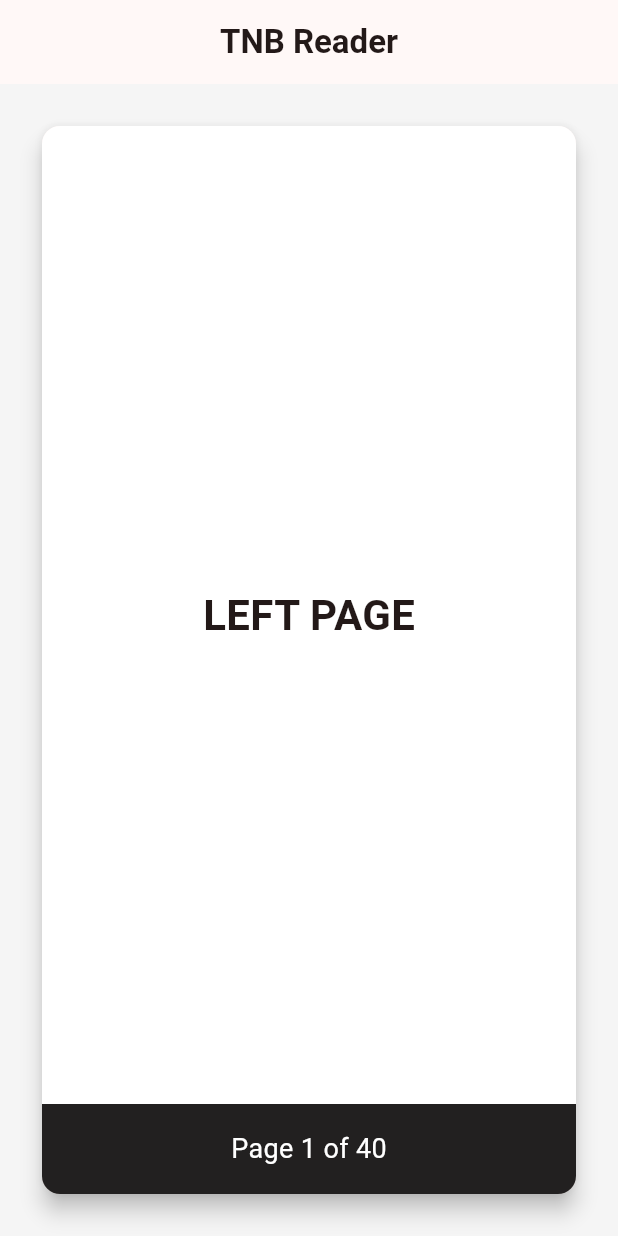
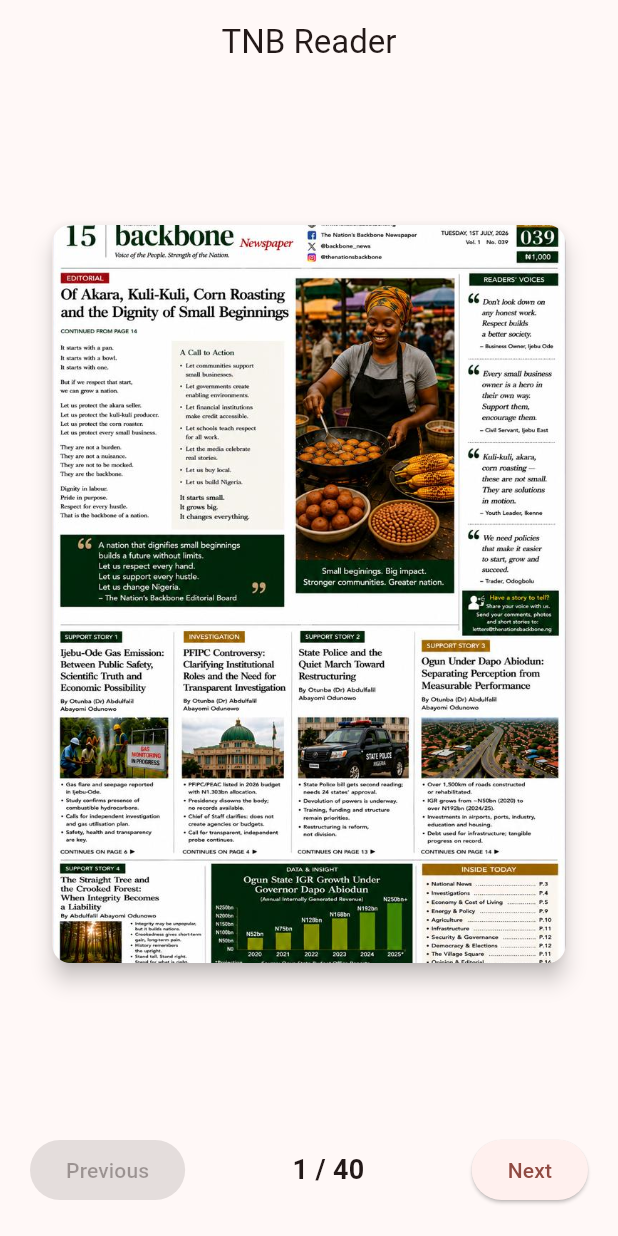
Before and after one commit to maxidevapps/tnb_reader, a Flutter app: the screen it shows after launch, on a phone screen of 412 x 824 dp. Run offline on Flutter 3.47's test engine with Material 3 defaults, Android fonts, the phone set to English and light mode, and no system bars.

Commit message:
Add magazine asset loading and responsive page viewer

```diff
--- /dev/null
+++ b/lib/features/reader/models/page_model.dart
@@ -0,0 +1,9 @@
+class PageModel {
+  final int pageNumber;
+  final String imagePath;
+
+  const PageModel({
+    required this.pageNumber,
+    required this.imagePath,
+  });
+}
--- /dev/null
+++ b/lib/features/reader/reader_screen.dart
@@ -0,0 +1,96 @@
+import 'package:flutter/material.dart';
+
+import 'models/page_model.dart';
+import 'services/reader_controller.dart';
+import 'widgets/page_spread.dart';
+
+class ReaderScreen extends StatefulWidget {
+  const ReaderScreen({super.key});
+
+  @override
+  State<ReaderScreen> createState() => _ReaderScreenState();
+}
+
+class _ReaderScreenState extends State<ReaderScreen> {
+  final ReaderController controller = ReaderController();
+
+  final List<PageModel> pages = List.generate(
+    40,
+    (index) => PageModel(
+      pageNumber: index + 1,
+      imagePath: '',
+    ),
+  );
+
+  @override
+  void initState() {
+    super.initState();
+    controller.addListener(_refresh);
+  }
+
+  @override
+  void dispose() {
+    controller.removeListener(_refresh);
+    controller.dispose();
+    super.dispose();
+  }
+
+  void _refresh() {
+    setState(() {});
+  }
+
+  @override
+  Widget build(BuildContext context) {
+    final page = pages[controller.currentPage - 1];
+
+    return Scaffold(
+      appBar: AppBar(
+        title: const Text('TNB Reader'),
+        centerTitle: true,
+      ),
+      body: Column(
+        children: [
+          Expanded(
+  child: PageSpread(
+    currentPage: page,
+    nextPage: controller.currentPage < pages.length
+        ? pages[controller.currentPage]
+        : null,
+  ),
+),
+          Padding(
+            padding: const EdgeInsets.symmetric(
+              horizontal: 20,
+              vertical: 20,
+            ),
+            child: Row(
+              children: [
+                ElevatedButton(
+                  onPressed: controller.currentPage == 1
+                      ? null
+                      : controller.previousPage,
+                  child: const Text('Previous'),
+                ),
+                const Spacer(),
+                Text(
+                  '${controller.currentPage} / ${pages.length}',
+                  style: const TextStyle(
+                    fontSize: 18,
+                    fontWeight: FontWeight.bold,
+                  ),
+                ),
+                const Spacer(),
+                ElevatedButton(
+                  onPressed: controller.currentPage == pages.length
+                      ? null
+                      : () => controller.nextPage(pages.length),
+                  child: const Text('Next'),
+                ),
+              ],
+            ),
+          ),
+        ],
+      ),
+    );
+  }
+}
--- /dev/null
+++ b/lib/features/reader/services/reader_controller.dart
@@ -0,0 +1,26 @@
+import 'package:flutter/material.dart';
+
+class ReaderController extends ChangeNotifier {
+  int _currentPage = 1;
+
+  int get currentPage => _currentPage;
+
+  void nextPage(int totalPages) {
+    if (_currentPage < totalPages) {
+      _currentPage++;
+      notifyListeners();
+    }
+  }
+
+  void previousPage() {
+    if (_currentPage > 1) {
+      _currentPage--;
+      notifyListeners();
+    }
+  }
+
+  void jumpToPage(int page) {
+    _currentPage = page;
+    notifyListeners();
+  }
+}
--- /dev/null
+++ b/lib/features/reader/widgets/page_card.dart
@@ -0,0 +1,38 @@
+import 'package:flutter/material.dart';
+
+class PageCard extends StatelessWidget {
+  final int pageNumber;
+
+  const PageCard({
+    super.key,
+    required this.pageNumber,
+  });
+
+  @override
+  Widget build(BuildContext context) {
+    final imagePath =
+        'assets/magazines/demo/page_${pageNumber.toString().padLeft(3, '0')}.jpeg';
+
+    return Card(
+      elevation: 6,
+      clipBehavior: Clip.antiAlias,
+      child: Image.asset(
+        imagePath,
+        fit: BoxFit.cover,
+        errorBuilder: (context, error, stackTrace) {
+          return Container(
+            color: Colors.grey.shade300,
+            alignment: Alignment.center,
+            child: Text(
+              'Missing Page $pageNumber',
+              style: const TextStyle(
+                fontSize: 24,
+                fontWeight: FontWeight.bold,
+              ),
+            ),
+          );
+        },
+      ),
+    );
+  }
+}
--- /dev/null
+++ b/lib/features/reader/widgets/page_spread.dart
@@ -0,0 +1,57 @@
+import 'package:flutter/material.dart';
+
+import '../models/page_model.dart';
+import 'page_card.dart';
+
+class PageSpread extends StatelessWidget {
+  final PageModel currentPage;
+  final PageModel? nextPage;
+
+  const PageSpread({
+    super.key,
+    required this.currentPage,
+    this.nextPage,
+  });
+
+  @override
+  Widget build(BuildContext context) {
+    final isWide = MediaQuery.of(context).size.width >= 700;
+
+    if (!isWide) {
+      return Center(
+        child: SizedBox(
+          width: 350,
+          height: 500,
+          child: PageCard(
+            pageNumber: currentPage.pageNumber,
+          ),
+        ),
+      );
+    }
+
+    return Row(
+      mainAxisAlignment: MainAxisAlignment.center,
+      children: [
+        SizedBox(
+          width: 320,
+          height: 500,
+          child: PageCard(
+            pageNumber: currentPage.pageNumber,
+          ),
+        ),
+
+        const SizedBox(width: 2),
+
+        SizedBox(
+          width: 340,
+          height: 500,
+          child: nextPage == null
+              ? const SizedBox()
+              : PageCard(
+                  pageNumber: nextPage!.pageNumber,
+                ),
+        ),
+      ],
+    );
+  }
+}
--- a/lib/main.dart
+++ b/lib/main.dart
@@ -1,4 +1,6 @@
 import 'package:flutter/material.dart';
+
+import 'features/reader/reader_screen.dart';
 
 void main() {
   runApp(const TNBReaderApp());
@@ -15,99 +17,8 @@ class TNBReaderApp extends StatelessWidget {
       theme: ThemeData(
         useMaterial3: true,
         colorSchemeSeed: Colors.red,
-        scaffoldBackgroundColor: const Color(0xFFF5F5F5),
       ),
-      home: const ReaderHomePage(),
+      home: const ReaderScreen(),
     );
   }
 }
-
-class ReaderHomePage extends StatelessWidget {
-  const ReaderHomePage({super.key});
-
-  @override
-  Widget build(BuildContext context) {
-    final bool isTablet = MediaQuery.of(context).size.width >= 768;
-
-    return Scaffold(
-      appBar: AppBar(
-        title: const Text(
-          'TNB Reader',
-          style: TextStyle(fontWeight: FontWeight.bold),
-        ),
-        centerTitle: true,
-      ),
-      body: Center(
-        child: Container(
-          constraints: BoxConstraints(
-            maxWidth: isTablet ? 1200 : 600,
-          ),
-          padding: const EdgeInsets.all(24),
-          child: Card(
-            elevation: 6,
-            clipBehavior: Clip.antiAlias,
-            child: Column(
-              children: [
-                Expanded(
-                  child: Row(
-                    children: [
-                      Expanded(
-                        child: Container(
-                          color: Colors.white,
-                          child: const Center(
-                            child: Text(
-                              'LEFT PAGE',
-                              style: TextStyle(
-                                fontSize: 28,
-                                fontWeight: FontWeight.bold,
-                              ),
-                            ),
-                          ),
-                        ),
-                      ),
-
-                      if (isTablet)
-                        Container(
-                          width: 2,
-                          color: Colors.black12,
-                        ),
-
-                      if (isTablet)
-                        Expanded(
-                          child: Container(
-                            color: Colors.white,
-                            child: const Center(
-                              child: Text(
-                                'RIGHT PAGE',
-                                style: TextStyle(
-                                  fontSize: 28,
-                                  fontWeight: FontWeight.bold,
-                                ),
-                              ),
-                            ),
-                          ),
-                        ),
-                    ],
-                  ),
-                ),
-
-                Container(
-                  height: 60,
-                  color: Colors.black87,
-                  alignment: Alignment.center,
-                  child: const Text(
-                    'Page 1 of 40',
-                    style: TextStyle(
-                      color: Colors.white,
-                      fontSize: 18,
-                    ),
-                  ),
-                )
-              ],
-            ),
-          ),
-        ),
-      ),
-    );
-  }
-}
--- a/pubspec.yaml
+++ b/pubspec.yaml
@@ -56,6 +56,8 @@ flutter:
   # included with your application, so that you can use the icons in
   # the material Icons class.
   uses-material-design: true
+  assets:
+    - assets/magazines/demo/
 
   # To add assets to your application, add an assets section, like this:
   # assets:
```
Also changed, not shown: assets/magazines/demo/page_001.jpeg (added), assets/magazines/demo/page_002.jpeg (added), assets/magazines/demo/page_003.jpeg (added), assets/magazines/demo/page_004.jpeg (added), assets/magazines/demo/page_005.jpeg (added).
